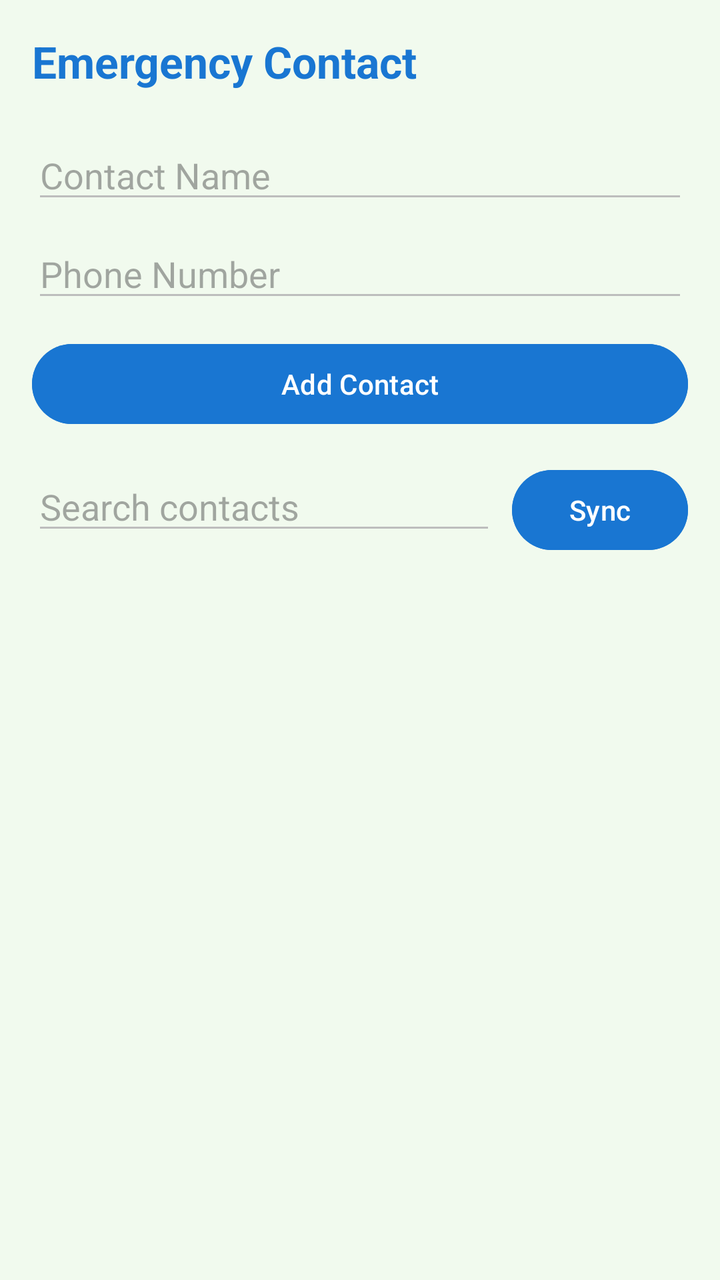
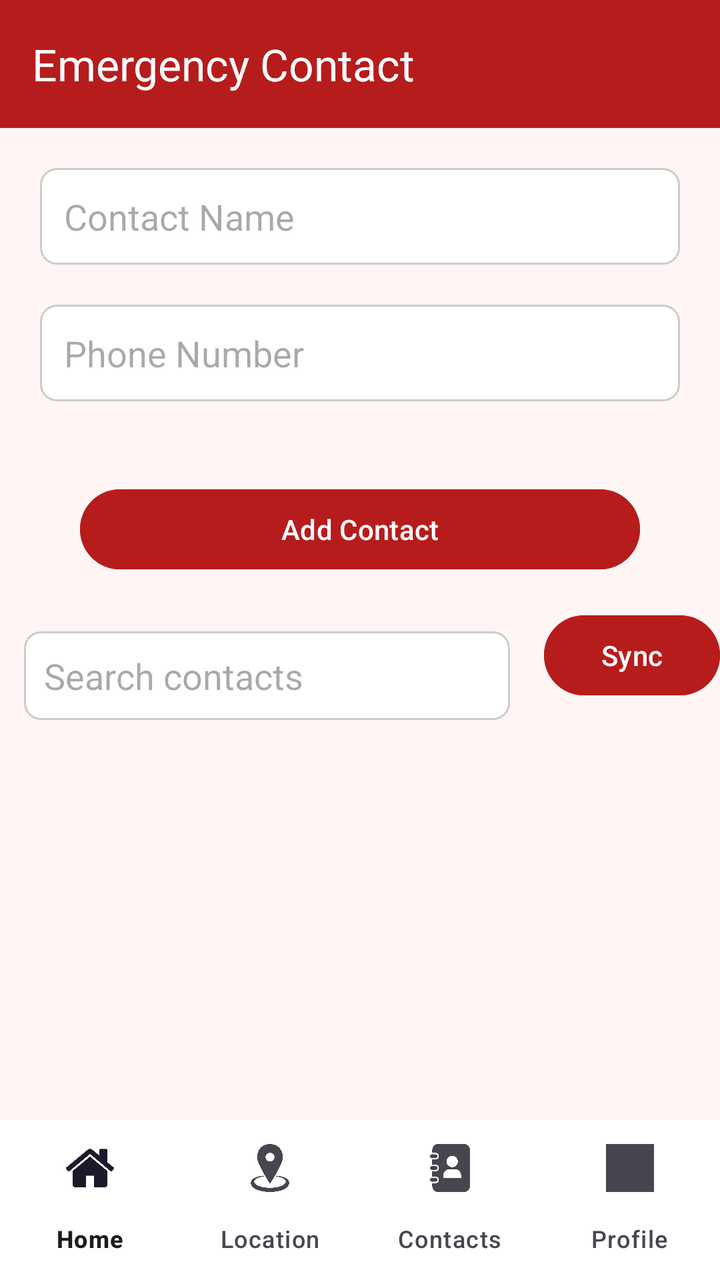

Screens rendered from an Android XML layout before and after an edit, with the pre-edit source and the edit as a unified diff.
<!-- AndroidManifest.xml: application theme Theme.lifeguard -->
<!-- res/layout/activity_contacts.xml -->
<?xml version="1.0" encoding="utf-8"?>
<LinearLayout xmlns:android="http://schemas.android.com/apk/res/android"
    android:orientation="vertical"
    android:padding="16dp"
    android:background="#F1FAEE"
    android:layout_width="match_parent"
    android:layout_height="match_parent">

    <TextView
        android:text="Emergency Contact"
        android:textSize="22sp"
        android:textStyle="bold"
        android:textColor="#1976D2"
        android:layout_marginBottom="20dp"
        android:layout_width="wrap_content"
        android:layout_height="wrap_content"/>
    <EditText
        android:id="@+id/etName"
        android:hint="Contact Name"
        android:backgroundTint="#BDBDBD"
        android:textColor="#212121"
        android:layout_width="match_parent"
        android:layout_height="wrap_content"/>
    <EditText
        android:id="@+id/etPhone"
        android:hint="Phone Number"
        android:inputType="phone"
        android:backgroundTint="#BDBDBD"
        android:textColor="#212121"
        android:layout_marginTop="8dp"
        android:layout_width="match_parent"
        android:layout_height="wrap_content"/>

    <Button
        android:id="@+id/btnAdd"
        android:text="Add Contact"
        android:textColor="#FFFFFF"
        android:backgroundTint="#1976D2"
        android:layout_marginTop="12dp"
        android:layout_width="match_parent"
        android:layout_height="wrap_content"/>
    <LinearLayout
        android:orientation="horizontal"
        android:layout_width="match_parent"
        android:layout_height="wrap_content"
        android:layout_marginTop="15dp">

        <EditText
            android:id="@+id/etSearch"
            android:hint="Search contacts"
            android:backgroundTint="#BDBDBD"
            android:layout_weight="1"
            android:layout_width="0dp"
            android:layout_height="wrap_content"/>

        <Button
            android:id="@+id/btnSync"
            android:text="Sync"
            android:textColor="#FFFFFF"
            android:backgroundTint="#1976D2"
            android:layout_marginStart="8dp"
            android:layout_width="wrap_content"
            android:layout_height="wrap_content"/>
    </LinearLayout>

    
    <androidx.recyclerview.widget.RecyclerView
        android:id="@+id/recyclerViewContacts"
        android:layout_marginTop="18dp"
        android:layout_width="match_parent"
        android:layout_height="0dp"
        android:layout_weight="1"/>

</LinearLayout>
<!-- resources referenced by this layout -->
<resources>
  <style name="Theme.lifeguard" parent="Base.Theme.lifeguard" />
  <style name="Base.Theme.lifeguard" parent="Theme.Material3.DayNight.NoActionBar">
          
          
      </style>
</resources>

<!-- the commit's change to res/layout/activity_contacts.xml (unified diff, before → after) -->
@@ -1,74 +1,120 @@
 <?xml version="1.0" encoding="utf-8"?>
-<LinearLayout xmlns:android="http://schemas.android.com/apk/res/android"
-    android:orientation="vertical"
-    android:padding="16dp"
-    android:background="#F1FAEE"
+<androidx.constraintlayout.widget.ConstraintLayout
+    xmlns:android="http://schemas.android.com/apk/res/android"
+    xmlns:app="http://schemas.android.com/apk/res-auto"
     android:layout_width="match_parent"
-    android:layout_height="match_parent">
+    android:layout_height="match_parent"
+    android:background="#FFF5F5">
 
-    <TextView
-        android:text="Emergency Contact"
-        android:textSize="22sp"
-        android:textStyle="bold"
-        android:textColor="#1976D2"
-        android:layout_marginBottom="20dp"
-        android:layout_width="wrap_content"
-        android:layout_height="wrap_content"/>
+    
+    <com.google.android.material.appbar.MaterialToolbar
+        android:id="@+id/toolbar"
+        android:layout_width="0dp"
+        android:layout_height="?attr/actionBarSize"
+        android:background="#B71C1C"
+        app:title="Emergency Contact"
+        app:titleTextColor="@android:color/white"
+        app:layout_constraintTop_toTopOf="parent"
+        app:layout_constraintStart_toStartOf="parent"
+        app:layout_constraintEnd_toEndOf="parent"/>
+
+    
     <EditText
         android:id="@+id/etName"
         android:hint="Contact Name"
-        android:backgroundTint="#BDBDBD"
         android:textColor="#212121"
-        android:layout_width="match_parent"
-        android:layout_height="wrap_content"/>
+        android:layout_width="0dp"
+        android:layout_height="wrap_content"
+        android:layout_marginTop="30dp"
+        android:padding="12dp"
+        android:layout_margin="20dp"
+        android:background="@drawable/field_background"
+        app:layout_constraintTop_toBottomOf="@id/toolbar"
+        app:layout_constraintStart_toStartOf="parent"
+        app:layout_constraintEnd_toEndOf="parent"
+        app:layout_constraintHorizontal_bias="0"/>
+
+    
     <EditText
         android:id="@+id/etPhone"
         android:hint="Phone Number"
         android:inputType="phone"
-        android:backgroundTint="#BDBDBD"
         android:textColor="#212121"
-        android:layout_marginTop="8dp"
-        android:layout_width="match_parent"
-        android:layout_height="wrap_content"/>
+        android:layout_marginTop="20dp"
+        android:layout_width="0dp"
+        android:layout_margin="20dp"
+        android:padding="12dp"
+        android:layout_height="wrap_content"
+        android:background="@drawable/field_background"
+        app:layout_constraintTop_toBottomOf="@id/etName"
+        app:layout_constraintStart_toStartOf="parent"
+        app:layout_constraintEnd_toEndOf="parent"/>
 
+    
     <Button
         android:id="@+id/btnAdd"
         android:text="Add Contact"
         android:textColor="#FFFFFF"
-        android:backgroundTint="#1976D2"
+        android:backgroundTint="#B71C1C"
         android:layout_marginTop="12dp"
-        android:layout_width="match_parent"
-        android:layout_height="wrap_content"/>
+        android:layout_width="0dp"
+        android:layout_margin="40dp"
+        android:padding="10dp"
+        android:layout_height="wrap_content"
+        app:layout_constraintTop_toBottomOf="@id/etPhone"
+        app:layout_constraintStart_toStartOf="parent"
+        app:layout_constraintEnd_toEndOf="parent"/>
+
+    
     <LinearLayout
         android:orientation="horizontal"
-        android:layout_width="match_parent"
+        android:layout_width="0dp"
         android:layout_height="wrap_content"
-        android:layout_marginTop="15dp">
+        android:layout_marginTop="15dp"
+        app:layout_constraintTop_toBottomOf="@id/btnAdd"
+        app:layout_constraintStart_toStartOf="parent"
+        app:layout_constraintEnd_toEndOf="parent">
 
         <EditText
             android:id="@+id/etSearch"
             android:hint="Search contacts"
-            android:backgroundTint="#BDBDBD"
             android:layout_weight="1"
+            android:background="@drawable/field_background"
+            android:layout_margin="12dp"
+            android:padding="10dp"
             android:layout_width="0dp"
             android:layout_height="wrap_content"/>
 
         <Button
             android:id="@+id/btnSync"
+            android:layout_width="wrap_content"
+            android:layout_height="wrap_content"
+            android:layout_marginStart="5dp"
+            android:backgroundTint="#B71C1C"
             android:text="Sync"
-            android:textColor="#FFFFFF"
-            android:backgroundTint="#1976D2"
-            android:layout_marginStart="8dp"
-            android:layout_width="wrap_content"
-            android:layout_height="wrap_content"/>
+            android:textColor="#FFFFFF" />
     </LinearLayout>
 
     
     <androidx.recyclerview.widget.RecyclerView
         android:id="@+id/recyclerViewContacts"
+        android:layout_width="0dp"
+        android:layout_height="0dp"
         android:layout_marginTop="18dp"
-        android:layout_width="match_parent"
-        android:layout_height="0dp"
-        android:layout_weight="1"/>
+        app:layout_constraintStart_toStartOf="parent"
+        app:layout_constraintEnd_toEndOf="parent"
+        app:layout_constraintBottom_toTopOf="@id/bottomNavigation"/>
 
-</LinearLayout>
+    
+    <com.google.android.material.bottomnavigation.BottomNavigationView
+        android:id="@+id/bottomNavigation"
+        android:layout_width="0dp"
+        android:layout_height="wrap_content"
+        android:background="@android:color/white"
+        app:menu="@menu/bottom_nav_menu"
+        app:labelVisibilityMode="labeled"
+        app:layout_constraintBottom_toBottomOf="parent"
+        app:layout_constraintStart_toStartOf="parent"
+        app:layout_constraintEnd_toEndOf="parent"/>
+
+</androidx.constraintlayout.widget.ConstraintLayout>
<!-- resource entries referenced after the edit -->
@@ -1,5 +1,12 @@
 <!-- resources referenced by this layout -->
 <resources>
+  <!-- drawable field_background (drawable) -->
+  <shape xmlns:android="http://schemas.android.com/apk/res/android"
+      android:shape="rectangle">
+      <solid android:color="#FFFFFF" />
+      <stroke android:width="1dp" android:color="#CCCCCC"/>
+      <corners android:radius="8dp"/>
+  </shape>
   <style name="Theme.lifeguard" parent="Base.Theme.lifeguard" />
   <style name="Base.Theme.lifeguard" parent="Theme.Material3.DayNight.NoActionBar">
           
